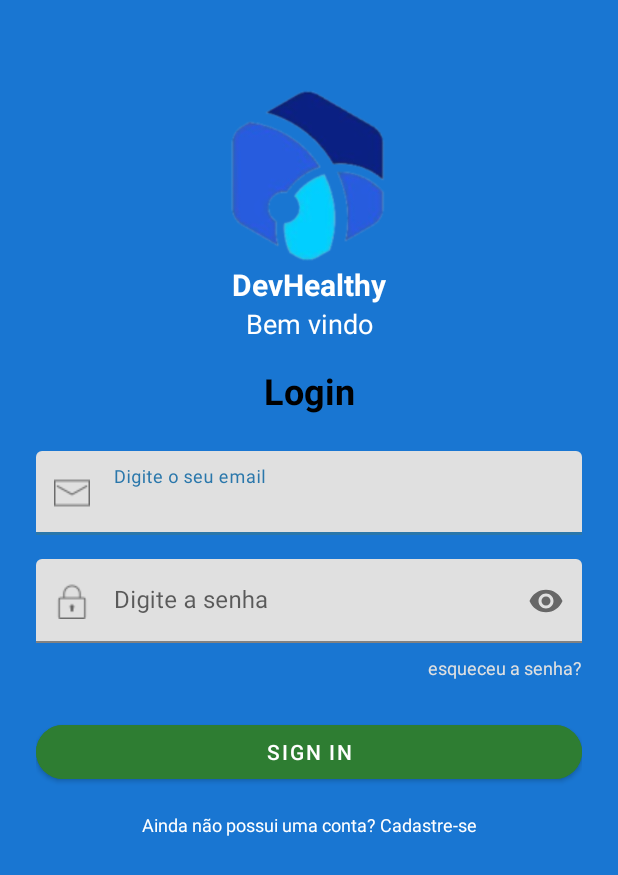
After one commit to Theflashofkills/ClinicaApplication, an Android app: the layout activity_login.xml on its own in the app's theme, with its tools: preview values and no code run, on a phone screen of 412 x 824 dp. The commit adds this screen. Shown: the top 875 px of the screen. Run offline under Robolectric (Android 15) with nearby library versions, the phone set to English and light mode, and no system bars.

Commit message:
Tela de Usuario - fazendo...

```diff
--- a/app/build.gradle.kts
+++ b/app/build.gradle.kts
@@ -54,4 +54,5 @@ dependencies {
     implementation(platform("com.google.firebase:firebase-bom:33.12.0"))
     implementation("com.google.firebase:firebase-storage-ktx")
     implementation("com.google.firebase:firebase-firestore-ktx")
+    implementation("com.couchbase.lite:couchbase-lite-android-ee-ktx:3.2.2")
 }
--- a/app/src/main/java/com/thiagojunhonma/devhealthy/CadastroExameActivity.kt
+++ b/app/src/main/java/com/thiagojunhonma/devhealthy/CadastroExameActivity.kt
@@ -7,13 +7,13 @@ import android.net.Uri
 import android.os.Build
 import android.os.Bundle
 import android.widget.Toast
-import androidx.activity.result.contract.ActivityResultContracts
 import androidx.appcompat.app.AppCompatActivity
 import androidx.appcompat.widget.Toolbar
 import androidx.core.app.ActivityCompat
 import androidx.core.content.ContextCompat
 import com.google.firebase.firestore.FirebaseFirestore
 import com.google.firebase.storage.FirebaseStorage
+import com.google.firebase.storage.StorageMetadata
 import com.thiagojunhonma.devhealthy.databinding.ActivityCriarExameBinding
 
 class CadastroExameActivity : AppCompatActivity() {
@@ -52,7 +52,11 @@ class CadastroExameActivity : AppCompatActivity() {
             }
 
             val imageRef = storage.reference.child("exames/${System.currentTimeMillis()}.jpg")
-            imageRef.putFile(imageUri!!)
+            val metadata = StorageMetadata.Builder()
+                .setContentType("image/jpeg")
+                .build()
+
+            imageRef.putFile(imageUri!!, metadata)
                 .addOnSuccessListener {
                     imageRef.downloadUrl.addOnSuccessListener { uri ->
                         val exame = hashMapOf(
@@ -95,6 +99,7 @@ class CadastroExameActivity : AppCompatActivity() {
     }
 
     override fun onRequestPermissionsResult(requestCode: Int, permissions: Array<out String>, grantResults: IntArray) {
+        super.onRequestPermissionsResult(requestCode, permissions, grantResults)
         if (requestCode == 200 && grantResults.isNotEmpty() && grantResults[0] == PackageManager.PERMISSION_GRANTED) {
             abrirGaleria()
         } else {
@@ -103,8 +108,9 @@ class CadastroExameActivity : AppCompatActivity() {
     }
 
     private fun abrirGaleria() {
-        val intent = Intent(Intent.ACTION_GET_CONTENT)
+        val intent = Intent(Intent.ACTION_OPEN_DOCUMENT)
         intent.type = "image/*"
+        intent.addCategory(Intent.CATEGORY_OPENABLE)
         startActivityForResult(intent, 100)
     }
 
@@ -112,7 +118,14 @@ class CadastroExameActivity : AppCompatActivity() {
         super.onActivityResult(requestCode, resultCode, data)
         if (requestCode == 100 && resultCode == Activity.RESULT_OK) {
             imageUri = data?.data
-            binding.imagePreview.setImageURI(imageUri)
+            if (imageUri != null) {
+                // Adiciona permissão persistente à URI (obrigatório para Android 10+)
+                contentResolver.takePersistableUriPermission(
+                    imageUri!!,
+                    Intent.FLAG_GRANT_READ_URI_PERMISSION
+                )
+                binding.imagePreview.setImageURI(imageUri)
+            }
         }
     }
 }
--- a/app/src/main/java/com/thiagojunhonma/devhealthy/CadastroPacienteActivity.kt
+++ b/app/src/main/java/com/thiagojunhonma/devhealthy/CadastroPacienteActivity.kt
@@ -7,16 +7,20 @@ import android.widget.ArrayAdapter
 import android.widget.Toast
 import androidx.appcompat.app.AppCompatActivity
 import com.thiagojunhonma.devhealthy.databinding.ActivityCadastroPacienteBinding
+import com.thiagojunhonma.devhealthy.db.DatabaseManager
 import java.util.*
 
 class CadastroPacienteActivity : AppCompatActivity() {
 
     private lateinit var binding: ActivityCadastroPacienteBinding
+    private lateinit var db: DatabaseManager
 
     override fun onCreate(savedInstanceState: Bundle?) {
         super.onCreate(savedInstanceState)
         binding = ActivityCadastroPacienteBinding.inflate(layoutInflater)
         setContentView(binding.root)
+
+        db = DatabaseManager(this)
 
         val toolbar = binding.toolbarCadastro
         setSupportActionBar(toolbar)
@@ -34,12 +38,11 @@ class CadastroPacienteActivity : AppCompatActivity() {
         val adapterSexo = ArrayAdapter(this, android.R.layout.simple_dropdown_item_1line, sexoOptions)
         binding.etSexo.setAdapter(adapterSexo)
 
-        // Mostra o menu ao clicar no campo
         binding.etSexo.setOnClickListener {
             binding.etSexo.showDropDown()
         }
 
-        // Data de nascimento: permite digitar e também escolher no calendário
+        // Date picker para data de nascimento
         binding.etDataNascimento.setOnFocusChangeListener { _, hasFocus ->
             if (hasFocus && binding.etDataNascimento.text.isNullOrEmpty()) {
                 mostrarDatePicker()
@@ -50,7 +53,7 @@ class CadastroPacienteActivity : AppCompatActivity() {
             mostrarDatePicker()
         }
 
-        // Ação do botão cadastrar
+        // Botão de cadastrar paciente
         binding.btnCadastrar.setOnClickListener {
             val nome = binding.etNome.text.toString()
             val cpf = binding.etCpf.text.toString()
@@ -59,8 +62,32 @@ class CadastroPacienteActivity : AppCompatActivity() {
             val telefone = binding.etTelefone.text.toString()
             val endereco = binding.etEndereco.text.toString()
 
-            Toast.makeText(this, "Paciente cadastrado: $nome", Toast.LENGTH_SHORT).show()
-            // Aqui você pode salvar os dados no banco
+            if (nome.isBlank() || cpf.isBlank()) {
+                Toast.makeText(this, "Preencha os campos obrigatórios!", Toast.LENGTH_SHORT).show()
+                return@setOnClickListener
+            }
+
+            // Mapeia os dados do paciente para um formato que o Couchbase Lite compreenda
+            val paciente = mapOf(
+                "nome" to nome,
+                "cpf" to cpf,
+                "dataNascimento" to dataNascimento,
+                "sexo" to sexo,
+                "telefone" to telefone,
+                "endereco" to endereco,
+                "type" to "paciente"
+            )
+
+            // Salva o paciente no Couchbase Lite
+            db.salvarPaciente(paciente)
+
+            Toast.makeText(this, "Paciente cadastrado com sucesso!", Toast.LENGTH_SHORT).show()
+
+            // Retorna para tela inicial
+            val intent = Intent(this, MainActivity::class.java)
+            intent.addFlags(Intent.FLAG_ACTIVITY_CLEAR_TOP)
+            startActivity(intent)
+            finish()
         }
     }
 
--- /dev/null
+++ b/app/src/main/java/com/thiagojunhonma/devhealthy/DatabaseManager.kt
@@ -0,0 +1,33 @@
+package com.thiagojunhonma.devhealthy.db
+
+import android.content.Context
+import com.couchbase.lite.*
+
+class DatabaseManager(context: Context) {
+
+    private val database: Database
+
+    init {
+        // Inicializa o banco de dados
+        val config = DatabaseConfiguration(context)
+        database = Database("pacientes", config)
+    }
+
+    // Função para salvar um paciente
+    fun salvarPaciente(paciente: Map<String, String>) {
+        try {
+            // Cria um documento mutável
+            val doc = MutableDocument()
+
+            // Preenche os campos do paciente no documento
+            paciente.forEach { (key, value) ->
+                doc.setString(key, value)
+            }
+
+            // Salva o documento no banco de dados
+            database.save(doc)
+        } catch (e: Exception) {
+            e.printStackTrace()
+        }
+    }
+}
--- /dev/null
+++ b/app/src/main/res/layout/activity_login.xml
@@ -0,0 +1,128 @@
+<?xml version="1.0" encoding="utf-8"?>
+<androidx.constraintlayout.widget.ConstraintLayout xmlns:android="http://schemas.android.com/apk/res/android"
+    xmlns:app="http://schemas.android.com/apk/res-auto"
+    android:layout_width="match_parent"
+    android:layout_height="match_parent"
+    android:background="#1976D2"
+    android:padding="24dp">
+
+    <ImageView
+        android:id="@+id/logo"
+        android:layout_width="120dp"
+        android:layout_height="120dp"
+        android:layout_marginTop="32dp"
+        android:src="@drawable/iconeapp"
+        app:layout_constraintTop_toTopOf="parent"
+        app:layout_constraintStart_toStartOf="parent"
+        app:layout_constraintEnd_toEndOf="parent" />
+
+    <TextView
+        android:id="@+id/devHealthy"
+        android:layout_width="wrap_content"
+        android:layout_height="wrap_content"
+        android:text="DevHealthy"
+        android:textColor="#FFFFFF"
+        android:textSize="20sp"
+        android:textStyle="bold"
+        app:layout_constraintTop_toBottomOf="@id/logo"
+        app:layout_constraintStart_toStartOf="parent"
+        app:layout_constraintEnd_toEndOf="parent" />
+
+    <TextView
+        android:id="@+id/bemVindo"
+        android:layout_width="wrap_content"
+        android:layout_height="wrap_content"
+        android:text="Bem vindo"
+        android:textColor="#FFFFFF"
+        android:textSize="18sp"
+        app:layout_constraintTop_toBottomOf="@id/devHealthy"
+        app:layout_constraintStart_toStartOf="parent"
+        app:layout_constraintEnd_toEndOf="parent" />
+
+    <TextView
+        android:id="@+id/loginTitle"
+        android:layout_width="wrap_content"
+        android:layout_height="wrap_content"
+        android:text="Login"
+        android:textColor="#000000"
+        android:textSize="24sp"
+        android:textStyle="bold"
+        app:layout_constraintTop_toBottomOf="@id/bemVindo"
+        app:layout_constraintStart_toStartOf="parent"
+        app:layout_constraintEnd_toEndOf="parent"
+        android:layout_marginTop="16dp" />
+
+    <com.google.android.material.textfield.TextInputLayout
+        android:id="@+id/emailInputLayout"
+        android:layout_width="0dp"
+        android:layout_height="wrap_content"
+        android:layout_marginTop="24dp"
+        app:startIconDrawable="@drawable/mail"
+        app:layout_constraintTop_toBottomOf="@id/loginTitle"
+        app:layout_constraintStart_toStartOf="parent"
+        app:layout_constraintEnd_toEndOf="parent">
+
+        <com.google.android.material.textfield.TextInputEditText
+            android:id="@+id/emailEditText"
+            android:hint="Digite o seu email"
+            android:inputType="textEmailAddress"
+            android:layout_width="match_parent"
+            android:layout_height="wrap_content" />
+    </com.google.android.material.textfield.TextInputLayout>
+
+    <com.google.android.material.textfield.TextInputLayout
+        android:id="@+id/senhaInputLayout"
+        android:layout_width="0dp"
+        android:layout_height="wrap_content"
+        android:layout_marginTop="16dp"
+        app:startIconDrawable="@drawable/lock"
+        app:endIconMode="password_toggle"
+        app:layout_constraintTop_toBottomOf="@id/emailInputLayout"
+        app:layout_constraintStart_toStartOf="parent"
+        app:layout_constraintEnd_toEndOf="parent">
+
+        <com.google.android.material.textfield.TextInputEditText
+            android:id="@+id/senhaEditText"
+            android:hint="Digite a senha"
+            android:inputType="textPassword"
+            android:layout_width="match_parent"
+            android:layout_height="wrap_content" />
+    </com.google.android.material.textfield.TextInputLayout>
+
+    <TextView
+        android:id="@+id/esqueceuSenha"
+        android:layout_width="wrap_content"
+        android:layout_height="wrap_content"
+        android:text="esqueceu a senha?"
+        android:textColor="#E0E0E0"
+        android:textSize="12sp"
+        app:layout_constraintTop_toBottomOf="@id/senhaInputLayout"
+        app:layout_constraintEnd_toEndOf="parent"
+        android:layout_marginTop="8dp" />
+
+    <com.google.android.material.button.MaterialButton
+        android:id="@+id/loginButton"
+        android:layout_width="0dp"
+        android:layout_height="wrap_content"
+        android:text="Sign in"
+        android:layout_marginTop="24dp"
+        android:backgroundTint="#2E7D32"
+        android:textColor="#FFFFFF"
+        app:cornerRadius="24dp"
+        app:layout_constraintTop_toBottomOf="@id/esqueceuSenha"
+        app:layout_constraintStart_toStartOf="parent"
+        app:layout_constraintEnd_toEndOf="parent" />
+
+    <TextView
+        android:id="@+id/cadastroText"
+        android:layout_width="wrap_content"
+        android:layout_height="wrap_content"
+        android:text="Ainda não possui uma conta? Cadastre-se"
+        android:textColor="#FFFFFF"
+        android:textSize="12sp"
+        android:layout_marginTop="16dp"
+        app:layout_constraintTop_toBottomOf="@id/loginButton"
+        app:layout_constraintStart_toStartOf="parent"
+        app:layout_constraintEnd_toEndOf="parent" />
+
+</androidx.constraintlayout.widget.ConstraintLayout>
```
Also changed, not shown: app/src/main/res/drawable/lock.png (added), app/src/main/res/drawable/mail.png (added), 526 other files.
